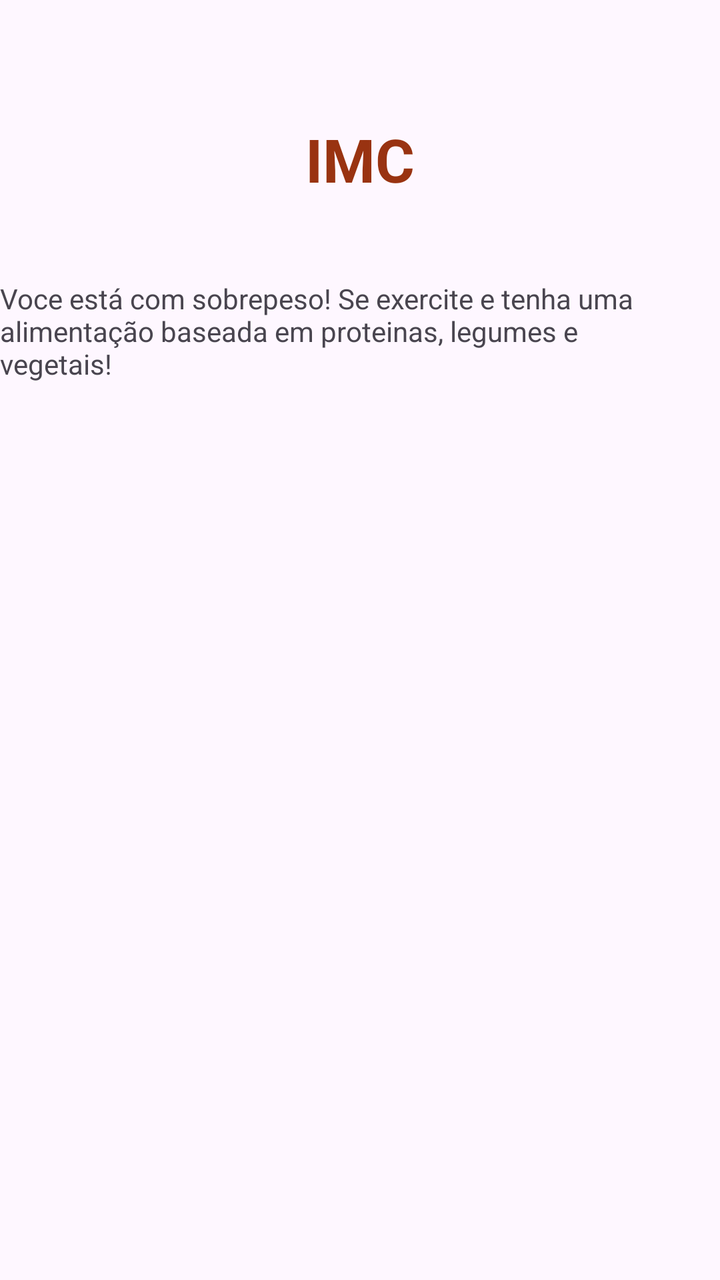
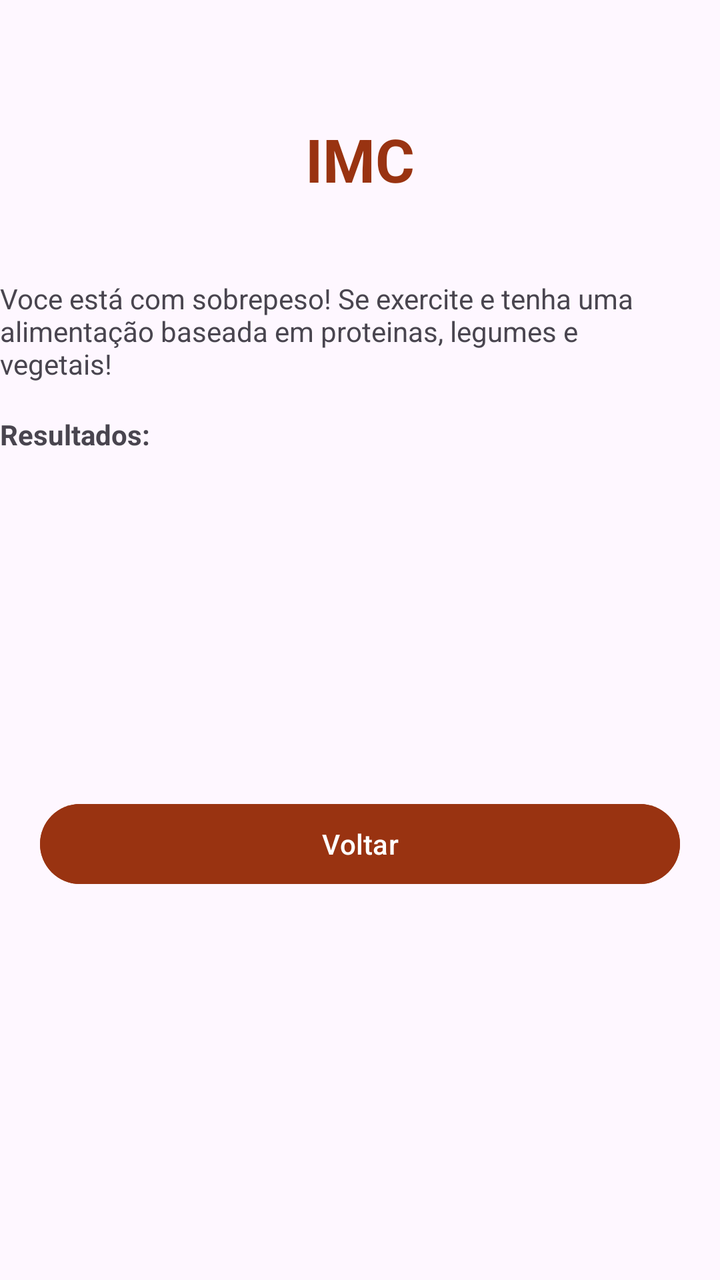

Two renders of the same Android screen: before a commit and after it. Below are the layout's source before the change and the commit's diff.
<!-- AndroidManifest.xml: application theme Theme.ProjetoIMC -->
<!-- res/layout/activity_main2.xml -->
<?xml version="1.0" encoding="utf-8"?>
<androidx.constraintlayout.widget.ConstraintLayout xmlns:android="http://schemas.android.com/apk/res/android"
    xmlns:app="http://schemas.android.com/apk/res-auto"
    xmlns:tools="http://schemas.android.com/tools"
    android:id="@+id/main"
    android:layout_width="match_parent"
    android:layout_height="match_parent"
    tools:context=".MainActivity2">

    <TextView
        android:id="@+id/textView3"
        android:layout_width="wrap_content"
        android:layout_height="wrap_content"
        android:text="IMC"
        android:textColor="#F931"
        android:textSize="30sp"
        android:textStyle="bold"
        app:layout_constraintBottom_toBottomOf="parent"
        app:layout_constraintEnd_toEndOf="parent"
        app:layout_constraintStart_toStartOf="parent"
        app:layout_constraintTop_toTopOf="parent"
        app:layout_constraintVertical_bias="0.099" />

    <TextView
        android:id="@+id/textView2"
        android:layout_width="343dp"
        android:layout_height="64dp"
        android:layout_marginTop="40dp"
        android:text="Voce está com sobrepeso! Se exercite e tenha uma alimentação baseada em proteinas, legumes e vegetais!"
        app:layout_constraintTop_toBottomOf="@+id/textView3"
        tools:layout_editor_absoluteX="34dp" />


</androidx.constraintlayout.widget.ConstraintLayout>
<!-- resources referenced by this layout -->
<resources>
  <style name="Theme.ProjetoIMC" parent="Base.Theme.ProjetoIMC" />
  <style name="Base.Theme.ProjetoIMC" parent="Theme.Material3.DayNight.NoActionBar">
          
          
      </style>
</resources>

<!-- the commit's change to res/layout/activity_main2.xml (unified diff, before → after) -->
@@ -5,7 +5,7 @@
     android:id="@+id/main"
     android:layout_width="match_parent"
     android:layout_height="match_parent"
-    tools:context=".MainActivity2">
+    tools:context=".ActivityCorpulent">
 
     <TextView
         android:id="@+id/textView3"
@@ -30,5 +30,26 @@
         app:layout_constraintTop_toBottomOf="@+id/textView3"
         tools:layout_editor_absoluteX="34dp" />
 
+    <Button
+        android:id="@+id/btnVoltar"
+        android:layout_width="match_parent"
+        android:layout_height="wrap_content"
+        android:backgroundTint="#F931"
+        android:text="Voltar"
+        app:layout_constraintBottom_toBottomOf="parent"
+        app:layout_constraintTop_toBottomOf="@+id/textView2"
+        tools:layout_editor_absoluteX="-16dp"
+        android:layout_marginStart="20dp"
+        android:layout_marginEnd="20dp"/>
+
+    <TextView
+        android:id="@+id/resultados"
+        android:layout_width="wrap_content"
+        android:layout_height="wrap_content"
+        android:layout_marginTop="4dp"
+        android:text="Resultados:"
+        android:textStyle="bold"
+        app:layout_constraintTop_toBottomOf="@+id/textView2"
+        tools:layout_editor_absoluteX="34dp" />
 
 </androidx.constraintlayout.widget.ConstraintLayout>
